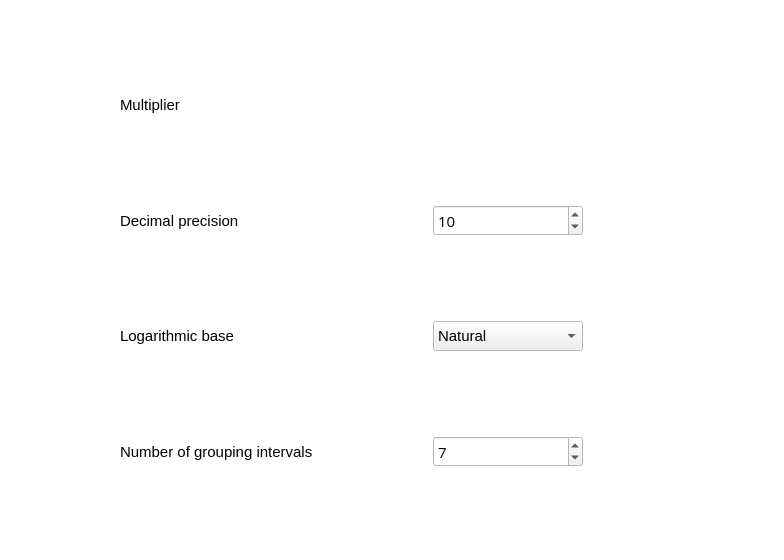
Old version of the form src/Widgets/settingstablewidget.ui in the repository skyproject/agemarker.
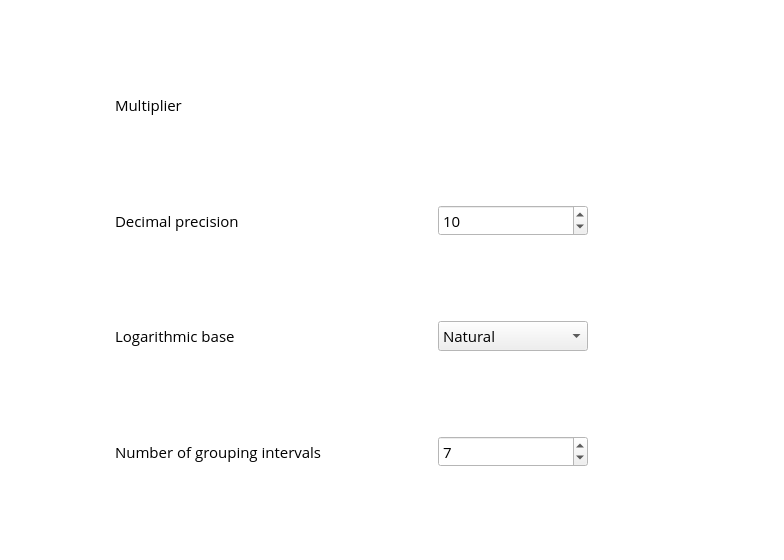
New version of the form. Custom widgets are drawn as their Qt base class.

The edit to the form file:
```diff
--- a/src/Widgets/settingstablewidget.ui
+++ b/src/Widgets/settingstablewidget.ui
@@ -97,6 +97,7 @@
     <widget class="QLabel" name="labelMultiplier">
      <property name="font">
       <font>
+       <family>Open Sans</family>
        <pointsize>11</pointsize>
       </font>
      </property>
@@ -164,6 +165,7 @@
     <widget class="QLabel" name="labelPrecision">
      <property name="font">
       <font>
+       <family>Open Sans</family>
        <pointsize>11</pointsize>
       </font>
      </property>
@@ -246,6 +248,7 @@
     <widget class="QLabel" name="labelLogarithm">
      <property name="font">
       <font>
+       <family>Open Sans</family>
        <pointsize>11</pointsize>
       </font>
      </property>
@@ -277,6 +280,7 @@
      </property>
      <property name="font">
       <font>
+       <family>Open Sans</family>
        <pointsize>11</pointsize>
       </font>
      </property>
@@ -322,6 +326,7 @@
     <widget class="QLabel" name="labelIntervalsNumber">
      <property name="font">
       <font>
+       <family>Open Sans</family>
        <pointsize>11</pointsize>
       </font>
      </property>
```
